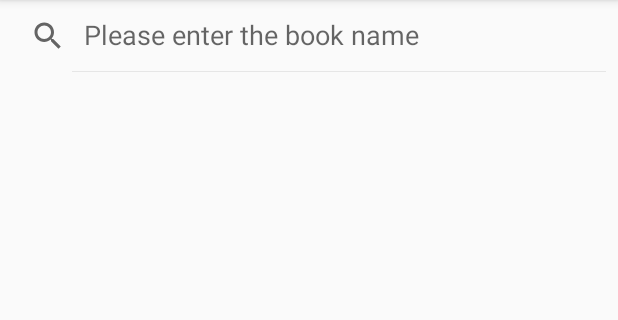
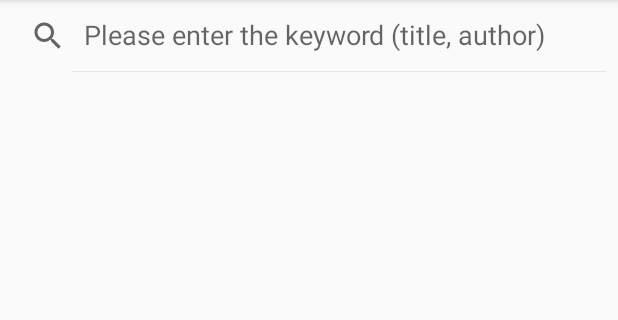
Before and after one commit to BeokBeok/BookFinder, an Android app: the screen it shows after launch (BookSearchActivity), on a phone screen of 412 x 824 dp, the part 84-404 px from its top. Run offline under Robolectric (Android 15) with nearby library versions, the phone set to English and light mode, and no system bars; our stand-ins replace Dagger/Hilt's generated code, data binding; libraries missing offline, so code that uses them is left out: androidx.hilt.lifecycle; pictures from the network do not load.

Commit message:
[변경] 검색어 입력 안내 문구

```diff
--- a/app/src/main/res/layout/activity_book_search.xml
+++ b/app/src/main/res/layout/activity_book_search.xml
@@ -25,7 +25,7 @@
             app:layout_constraintEnd_toEndOf="parent"
             app:layout_constraintStart_toStartOf="parent"
             app:layout_constraintTop_toTopOf="parent"
-            app:queryHint="@string/hint_enter_book_name" />
+            app:queryHint="@string/hint_enter_keyword" />
 
         <androidx.appcompat.widget.AppCompatTextView
             android:id="@+id/tv_book_search_result_count"
--- a/app/src/main/res/values/strings.xml
+++ b/app/src/main/res/values/strings.xml
@@ -1,6 +1,6 @@
 <resources>
     <string name="app_name" translatable="false">BookFinder</string>
-    <string name="hint_enter_book_name">Please enter the book name</string>
+    <string name="hint_enter_keyword">Please enter the keyword (title, author)</string>
     <string name="title_search_result_count">Results %s</string>
     <string name="contents_no_result">No result</string>
 </resources>
```
Also changed, not shown: 1 other file.
